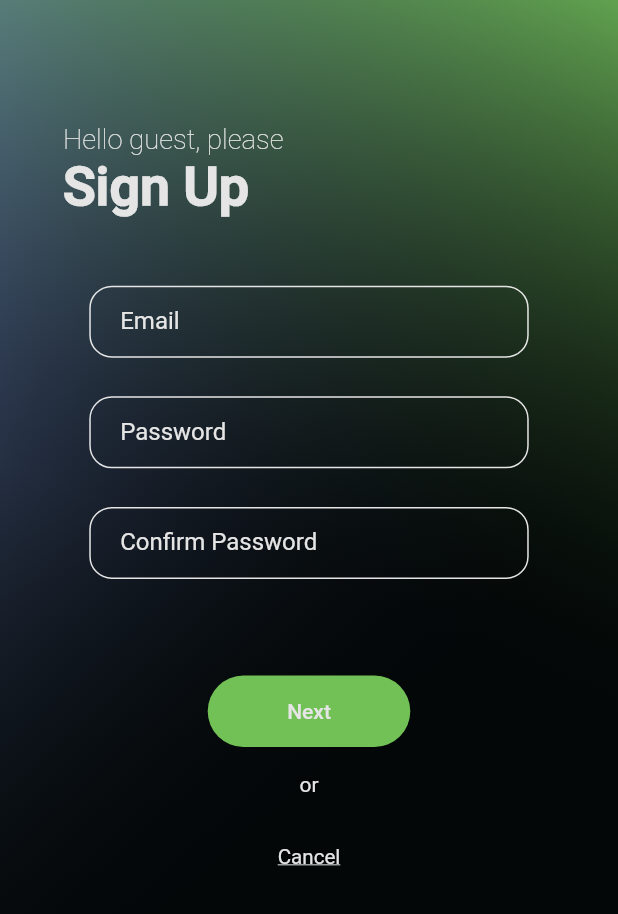
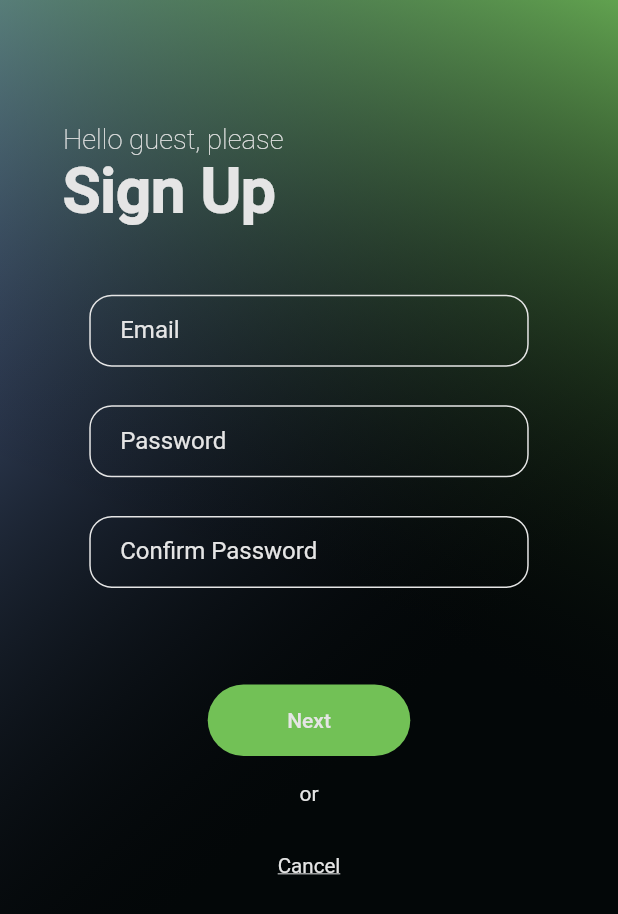
Before and after one commit to RodrigoGCorrea/Vertex-Bank, a Flutter app: the SignUp1 screen opened directly, on a phone screen of 412 x 824 dp. Shown: the top 914 px of the screen. Run offline on Flutter 3.47's test engine with Material 2 defaults, Android fonts, the phone set to English and light mode, and no system bars; our stand-ins replace datetime_picker_formfield, firebase_auth, firebase_core, flutter_masked_text, flutter_svg; accounts and stored records are empty.

Commit message:
fixed sign up blurb size

```diff
--- a/lib/screens/signup1.dart
+++ b/lib/screens/signup1.dart
@@ -140,7 +140,7 @@ class HeaderSignUp1 extends StatelessWidget {
             Text(
               "Sign Up",
               style: TextStyle(
-                fontSize: 36,
+                fontSize: getProportionateScreenWidth(36),
                 fontWeight: FontWeight.bold,
                 color: AppTheme.textColor,
               ),
```
